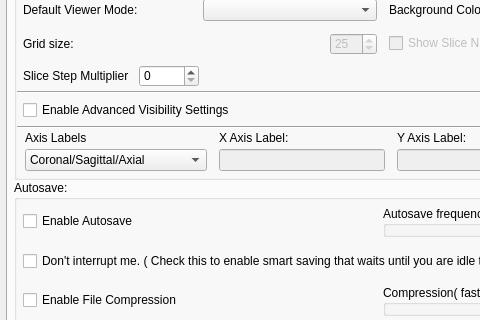
The window that Interface/AppPreferences/AppPreferences.ui (jessdtate/Seg3D) describes before a commit, drawn with Qt 5; both pictures show x 0 to 480 and y 122 to 442 of the 766 by 662 pixel window.
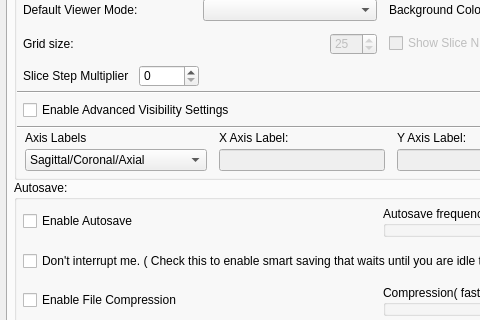
The same window after the commit. Custom widgets are drawn as their Qt base class.

Commit message: ViewerWidget cleanup and fixes. Now the buttons will show/hide properly when view mode changes.

What changed in the file:
```diff
--- a/Interface/AppPreferences/AppPreferences.ui
+++ b/Interface/AppPreferences/AppPreferences.ui
@@ -496,7 +496,7 @@
                  <widget class="QComboBox" name="axis_combobox_">
                   <item>
                    <property name="text">
-                    <string>Coronal/Sagittal/Axial</string>
+                    <string>Sagittal/Coronal/Axial</string>
                    </property>
                   </item>
                   <item>
```
Left out of the diff: 2 changed lines with no effect on the pictures. The commit also changes 7 other files.
